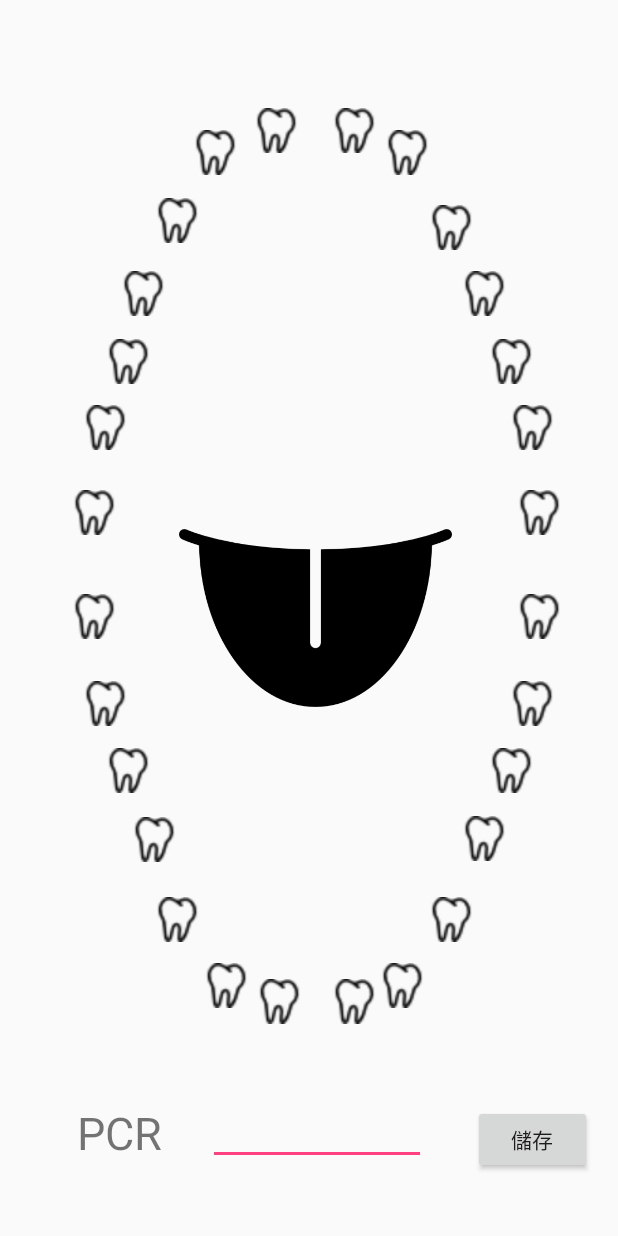
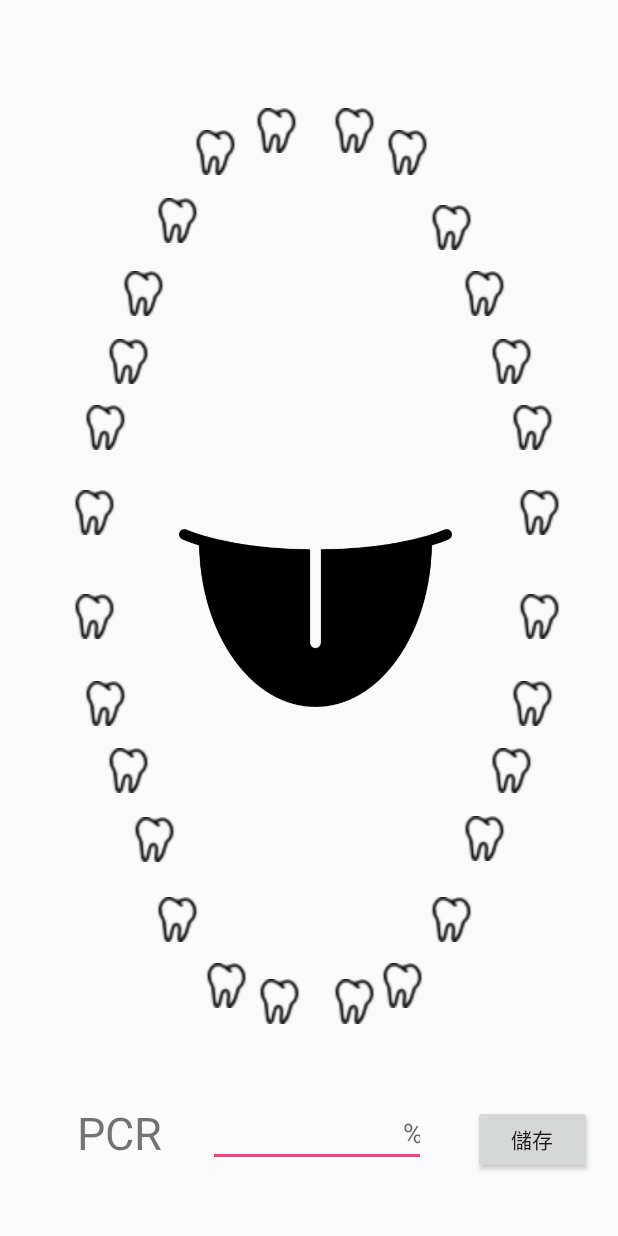
Before and after one commit to pig98520/BrushGo_Doctor, an Android app: the screen it shows after launch (tooth_activity), after a tap on "確認", on a phone screen of 412 x 824 dp. Run offline under Robolectric (Android 15) with nearby library versions, the light colour scheme and no system bars; our stand-ins replace Firebase (no records; nobody signed in at launch, a user with empty details on screens opened directly).

Commit message:
2017/07/22 正常讀取牙齒狀況及回診日期以及正常輸入pcr

```diff
--- a/app/src/main/java/com/example/pig98520/brushgo_doctor/tooth_activity.java
+++ b/app/src/main/java/com/example/pig98520/brushgo_doctor/tooth_activity.java
@@ -4,6 +4,8 @@ import android.os.Bundle;
 import android.support.v7.app.AppCompatActivity;
 import android.view.View;
 import android.widget.Button;
+import android.widget.EditText;
+import android.widget.Toast;
 
 import com.google.firebase.database.DataSnapshot;
 import com.google.firebase.database.DatabaseError;
@@ -19,6 +21,8 @@ public class tooth_activity extends AppCompatActivity {
     private Bundle bundle;
     private String uid;
     private boolean back;
+    private EditText pcr;
+    private Button save;
     private DatabaseReference dbRef;
     private Button tooth[]=new Button[28];
     private Boolean status[]=new Boolean[28];
@@ -64,8 +68,10 @@ public class tooth_activity extends AppCompatActivity {
     private void setToothCondition() {
         if(!back)
         {
-            for(int i=0;i<tooth.length;i++)
-                dbRef.child("tooth").child(uid).child(i+1+"").setValue("g");
+            for(int i=0;i<tooth.length;i++) {
+                dbRef.child("tooth").child(uid).child(i + 1 + "").setValue("g");
+                status[i]=true;
+            }
         }
         else{
             for(int j=0;j<tooth.length;j++) {
@@ -96,9 +102,10 @@ public class tooth_activity extends AppCompatActivity {
 
 
     private void processView() {
-        for(int i=0;i<tooth.length;i++) {
+        for(int i=0;i<tooth.length;i++)
             tooth[i] = (Button) findViewById(id[i]);
-        }
+        pcr=(EditText)findViewById(R.id.pcr_edt);
+        save=(Button)findViewById(R.id.save_btn);
         dbRef= FirebaseDatabase.getInstance().getReference();
         bundle = this.getIntent().getExtras();
         uid = bundle.getString("uid");
@@ -125,6 +132,18 @@ public class tooth_activity extends AppCompatActivity {
                 }
             });
         }
+        save.setOnClickListener(new View.OnClickListener() {
+            @Override
+            public void onClick(View v) {
+                if(!back)
+                    dbRef.child("profile").child(uid).child("first_pcr").setValue(pcr.getText().toString().trim());
+                else
+                    dbRef.child("profile").child(uid).child("second_pcr").setValue(pcr.getText().toString().trim());
+
+                pcr.setText("");
+                Toast.makeText(tooth_activity.this,"PCR已儲存",Toast.LENGTH_LONG).show();
+            }
+        });
     }
 
 }
--- a/app/src/main/res/layout/tooth_activity.xml
+++ b/app/src/main/res/layout/tooth_activity.xml
@@ -489,19 +489,20 @@
     <EditText
         android:id="@+id/pcr_edt"
         android:layout_width="145dp"
-        android:layout_height="33dp"
+        android:layout_height="wrap_content"
         android:layout_marginBottom="8dp"
         android:layout_marginLeft="8dp"
         android:layout_marginRight="8dp"
         android:layout_marginTop="8dp"
         android:ems="10"
-        android:inputType="textPersonName"
+        android:hint="                           %"
+        android:inputType="number"
         app:layout_constraintBottom_toBottomOf="parent"
         app:layout_constraintHorizontal_bias="0.52"
         app:layout_constraintLeft_toLeftOf="parent"
         app:layout_constraintRight_toRightOf="parent"
         app:layout_constraintTop_toTopOf="parent"
-        app:layout_constraintVertical_bias="0.949" />
+        app:layout_constraintVertical_bias="0.95" />
 
     <Button
         android:id="@+id/save_btn"
```
